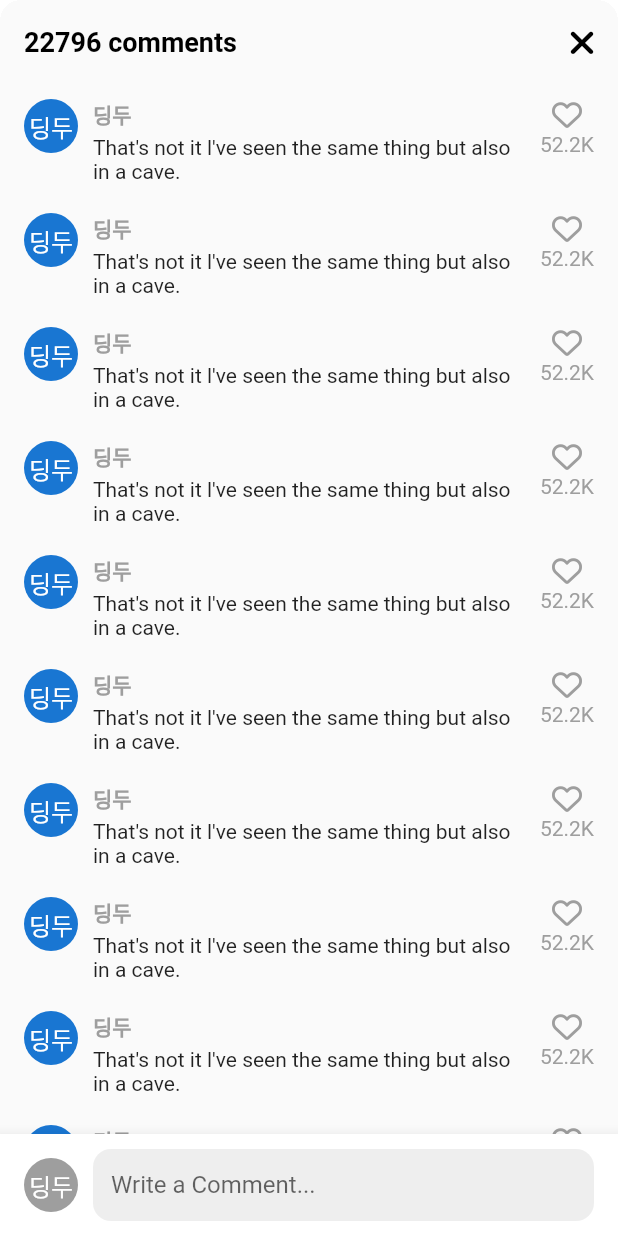
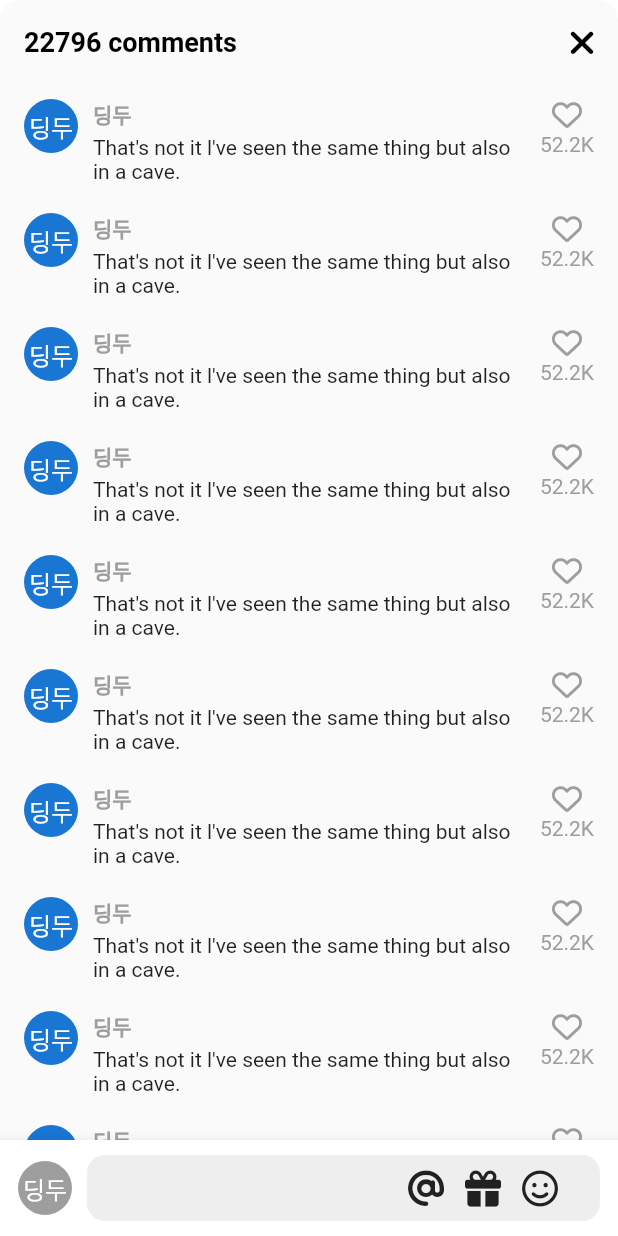
Before and after one commit to dindoo0524/tiktok_clone, a Flutter app: the VideoComments screen opened directly, on a phone screen of 412 x 824 dp. Run offline on Flutter 3.47's test engine with Material 2 defaults, Android fonts, the phone set to English and light mode, and no system bars; our stand-ins replace font_awesome_flutter, video_player, visibility_detector; network calls fail.

```diff
--- a/lib/features/videos/widgets/video_comments.dart
+++ b/lib/features/videos/widgets/video_comments.dart
@@ -11,8 +11,23 @@ class VideoComments extends StatefulWidget {
 }
 
 class _VideoCommentsState extends State<VideoComments> {
+  bool _isWriting = false;
+
   void _onClosePressed() {
     Navigator.of(context).pop();
+  }
+
+  void _stopWriting() {
+    FocusScope.of(context).unfocus();
+    setState(() {
+      _isWriting = false;
+    });
+  }
+
+  void _onStartWriting() {
+    setState(() {
+      _isWriting = true;
+    });
   }
 
   @override
@@ -42,7 +57,9 @@ class _VideoCommentsState extends State<VideoComments> {
           automaticallyImplyLeading: false,
         ),
         backgroundColor: Colors.grey.shade50,
-        body: Stack(children: [
+        body: GestureDetector(
+          onTap: _stopWriting,
+          child: Stack(children: [
             ListView.separated(
               padding: const EdgeInsets.symmetric(
                 vertical: Sizes.size10,
@@ -104,7 +121,7 @@ class _VideoCommentsState extends State<VideoComments> {
                 color: Colors.white,
                 child: Padding(
                   padding: const EdgeInsets.symmetric(
-                  horizontal: Sizes.size16,
+                    horizontal: Sizes.size12,
                     vertical: Sizes.size10,
                   ),
                   child: Row(
@@ -117,9 +134,49 @@ class _VideoCommentsState extends State<VideoComments> {
                       ),
                       Gaps.h10,
                       Expanded(
+                        child: SizedBox(
+                          height: Sizes.size44,
                           child: TextField(
+                            onTap: _onStartWriting,
+                            expands: true,
+                            minLines: null,
+                            maxLines: null,
+                            textInputAction: TextInputAction.newline,
                             cursorColor: Theme.of(context).primaryColor,
                             decoration: InputDecoration(
+                              suffixIcon: Padding(
+                                padding: const EdgeInsets.only(
+                                  right: Sizes.size14,
+                                ),
+                                child: Row(
+                                  mainAxisAlignment: MainAxisAlignment.end,
+                                  children: [
+                                    FaIcon(
+                                      FontAwesomeIcons.at,
+                                      color: Colors.grey.shade900,
+                                    ),
+                                    Gaps.h14,
+                                    FaIcon(
+                                      FontAwesomeIcons.gift,
+                                      color: Colors.grey.shade900,
+                                    ),
+                                    Gaps.h14,
+                                    FaIcon(
+                                      FontAwesomeIcons.faceSmile,
+                                      color: Colors.grey.shade900,
+                                    ),
+                                    Gaps.h14,
+                                    if (_isWriting)
+                                      GestureDetector(
+                                        onTap: _stopWriting,
+                                        child: FaIcon(
+                                          FontAwesomeIcons.circleArrowUp,
+                                          color: Theme.of(context).primaryColor,
+                                        ),
+                                      )
+                                  ],
+                                ),
+                              ),
                               hintText: 'Write a Comment...',
                               border: OutlineInputBorder(
                                 borderRadius: BorderRadius.circular(
@@ -131,7 +188,7 @@ class _VideoCommentsState extends State<VideoComments> {
                               fillColor: Colors.grey.shade200,
                               contentPadding: const EdgeInsets.symmetric(
                                 horizontal: Sizes.size12,
-                            vertical: Sizes.size10,
+                              ),
                             ),
                           ),
                         ),
@@ -143,6 +200,7 @@ class _VideoCommentsState extends State<VideoComments> {
             ),
           ]),
         ),
+      ),
     );
   }
 }
```
Lines whose indentation alone changed are shown as unchanged.
